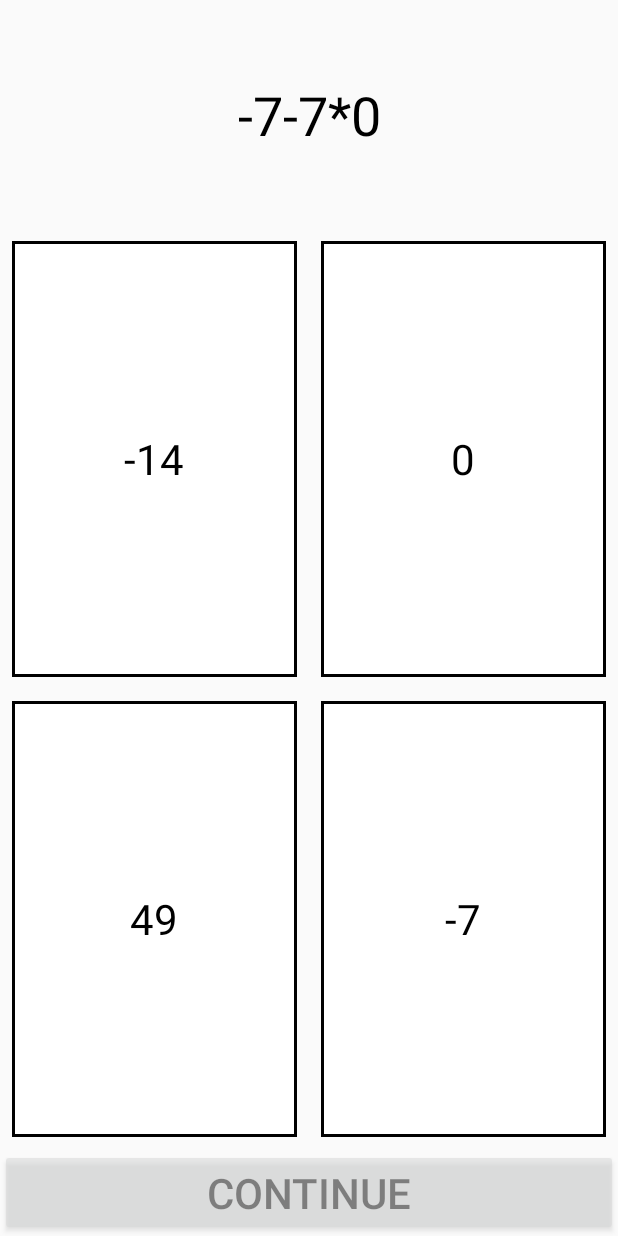
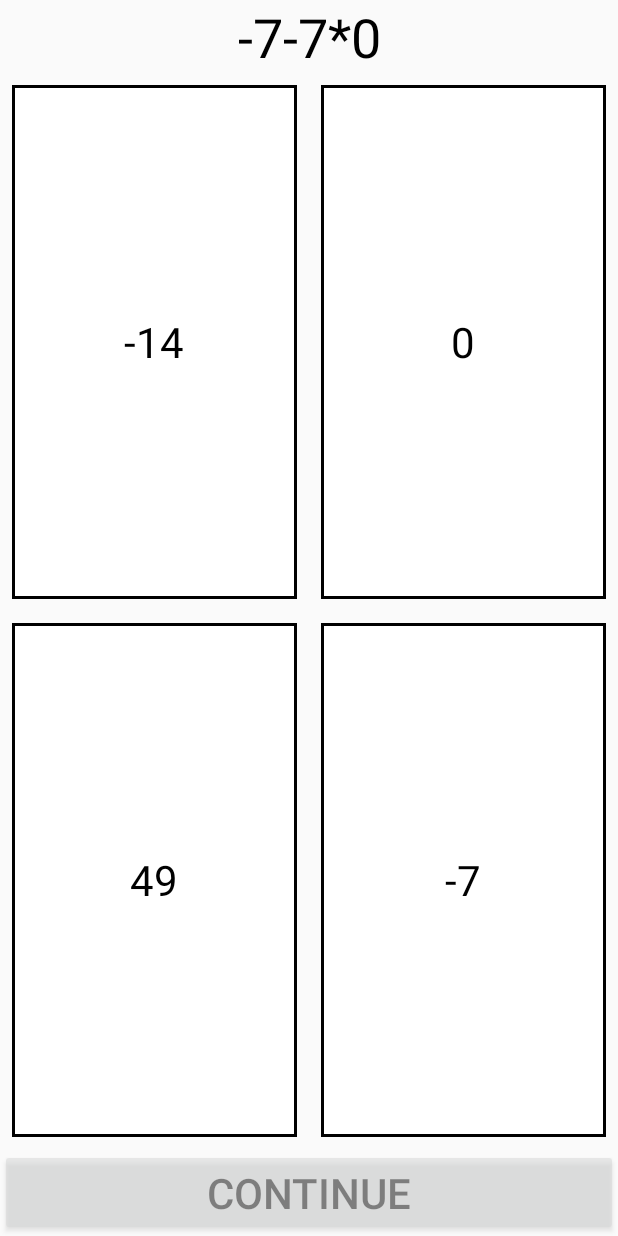
Before and after one commit to 5hwb/maths-learning-game, an Android app: the GameScreenActivity screen opened directly, with no data from a screen before it, on a phone screen of 412 x 824 dp. Run offline under Robolectric (Android 15) with nearby library versions, the phone set to English and light mode, and no system bars.

Commit message:
Modified the game screen layout (fixed)

```diff
--- a/app/build.gradle
+++ b/app/build.gradle
@@ -27,4 +27,5 @@ dependencies {
     api 'com.android.support.constraint:constraint-layout:1.0.2'
     testImplementation 'junit:junit:4.12'
     implementation 'com.android.support:appcompat-v7:26.1.0'
+    implementation 'com.google.code.gson:gson:2.8.4'
 }
--- a/app/src/main/java/apps/perry/mathslearninggame/GameScreenActivity.java
+++ b/app/src/main/java/apps/perry/mathslearninggame/GameScreenActivity.java
@@ -1,5 +1,6 @@
 package apps.perry.mathslearninggame;
 
+import android.content.Context;
 import android.content.DialogInterface;
 import android.app.AlertDialog;
 import android.support.v7.app.AppCompatActivity;
@@ -9,6 +10,8 @@ import android.text.TextWatcher;
 import android.view.View;
 import android.widget.Button;
 import android.widget.EditText;
+import android.widget.FrameLayout;
+import android.widget.LinearLayout;
 import android.widget.TextView;
 
 import java.util.ArrayList;
@@ -19,17 +22,11 @@ import java.util.Random;
 import apps.perry.mathslearninggame.backend.Question;
 import apps.perry.mathslearninggame.backend.QuestionFormatType;
 import apps.perry.mathslearninggame.backend.QuestionManager;
-import apps.perry.mathslearninggame.backend.QuestionType;
 
-import static android.R.attr.y;
-import static android.os.Build.VERSION_CODES.N;
 import static apps.perry.mathslearninggame.R.id.answer1;
 import static apps.perry.mathslearninggame.R.id.answer2;
 import static apps.perry.mathslearninggame.R.id.answer3;
 import static apps.perry.mathslearninggame.R.id.answer4;
-import static apps.perry.mathslearninggame.R.id.button;
-import static apps.perry.mathslearninggame.backend.QuestionFormatType.FILL_IT_IN;
-import static apps.perry.mathslearninggame.backend.QuestionFormatType.MULTIPLE_CHOICE;
 
 public class GameScreenActivity extends AppCompatActivity {
 
@@ -58,7 +55,10 @@ public class GameScreenActivity extends AppCompatActivity {
 
         @Override
         public void loadScreen(Question qu) {
-            setContentView(R.layout.activity_game_screen_mc);
+            setContentView(R.layout.activity_game_screen_base);
+            FrameLayout placeHolder = (FrameLayout) findViewById(R.id.answer);
+            getLayoutInflater().inflate(R.layout.activity_game_screen_mc, placeHolder);
+
             question = (TextView) findViewById(R.id.textView_question);
             final TextView[] textViews = new TextView[4];
             textViews[0] = (TextView) findViewById(answer1);
@@ -107,7 +107,10 @@ public class GameScreenActivity extends AppCompatActivity {
 
         @Override
         public void loadScreen(Question qu) {
-            setContentView(R.layout.activity_game_screen_fii);
+            setContentView(R.layout.activity_game_screen_base);
+            FrameLayout placeHolder = (FrameLayout) findViewById(R.id.answer);
+            getLayoutInflater().inflate(R.layout.activity_game_screen_fii, placeHolder);
+
             question = (TextView) findViewById(R.id.textView_question);
             question.setText(qu.question());
             EditText et = (EditText) findViewById(R.id.answer_edittext);
@@ -157,7 +160,7 @@ public class GameScreenActivity extends AppCompatActivity {
     @Override
     protected void onCreate(Bundle savedInstanceState) {
         super.onCreate(savedInstanceState);
-        setContentView(R.layout.activity_game_screen_mc);
+        setContentView(R.layout.activity_game_screen_base);
         r = new Random();
         qm = QuestionManager.getInstance();
         loadQuestion(null);
--- a/app/src/main/res/layout/activity_game_screen_base.xml
+++ b/app/src/main/res/layout/activity_game_screen_base.xml
@@ -1,6 +1,33 @@
 <?xml version="1.0" encoding="utf-8"?>
 <LinearLayout xmlns:android="http://schemas.android.com/apk/res/android"
     android:layout_width="match_parent"
-    android:layout_height="match_parent">
+    android:layout_height="match_parent"
+    android:orientation="vertical">
+
+    <TextView
+        android:id="@+id/textView_question"
+        android:layout_width="match_parent"
+        android:layout_height="wrap_content"
+        android:gravity="center"
+        android:text="(x-7)(x+5)"
+        android:textAlignment="center"
+        android:textColor="@android:color/black"
+        android:textSize="36sp" />
+
+    <FrameLayout
+        android:id="@+id/answer"
+        android:layout_width="match_parent"
+        android:layout_height="wrap_content"
+        android:layout_weight="1">
+
+    </FrameLayout>
+
+    <Button
+        android:id="@+id/button_continue"
+        android:layout_width="match_parent"
+        android:layout_height="wrap_content"
+        android:onClick="checkAnswer"
+        android:text="Continue"
+        android:textSize="28sp" />
 
 </LinearLayout>
--- a/app/src/main/res/layout/activity_game_screen_fii.xml
+++ b/app/src/main/res/layout/activity_game_screen_fii.xml
@@ -1,19 +1,8 @@
 <?xml version="1.0" encoding="utf-8"?>
 <LinearLayout xmlns:android="http://schemas.android.com/apk/res/android"
-    xmlns:app="http://schemas.android.com/apk/res-auto"
     android:layout_width="match_parent"
     android:layout_height="match_parent"
     android:orientation="vertical">
-
-    <TextView
-        android:id="@+id/textView_question"
-        android:layout_width="match_parent"
-        android:layout_height="wrap_content"
-        android:gravity="center"
-        android:text="(x-7)(x+5)"
-        android:textAlignment="center"
-        android:textColor="@android:color/black"
-        android:textSize="36sp" />
 
     <EditText
         android:id="@+id/answer_edittext"
@@ -26,12 +15,4 @@
         android:inputType="textPersonName"
         android:textSize="28sp" />
 
-    <Button
-        android:id="@+id/button_continue"
-        android:layout_width="match_parent"
-        android:layout_height="wrap_content"
-        android:onClick="checkAnswer"
-        android:text="Continue"
-        android:textSize="28sp" />
-
 </LinearLayout>
--- a/app/src/main/res/layout/activity_game_screen_mc.xml
+++ b/app/src/main/res/layout/activity_game_screen_mc.xml
@@ -4,17 +4,6 @@
     android:layout_width="match_parent"
     android:layout_height="match_parent"
     android:orientation="vertical">
-
-    <TextView
-        android:id="@+id/textView_question"
-        android:layout_width="match_parent"
-        android:layout_height="0dp"
-        android:layout_weight="0.5"
-        android:gravity="center"
-        android:text="(x-7)(x+5)"
-        android:textAlignment="center"
-        android:textColor="@android:color/black"
-        android:textSize="36sp" />
 
     <LinearLayout
         android:layout_width="match_parent"
@@ -90,12 +79,4 @@
             android:textSize="28sp" />
     </LinearLayout>
 
-    <Button
-        android:id="@+id/button_continue"
-        android:layout_width="match_parent"
-        android:layout_height="wrap_content"
-        android:onClick="checkAnswer"
-        android:text="Continue"
-        android:textSize="28sp" />
-
 </LinearLayout>
```
